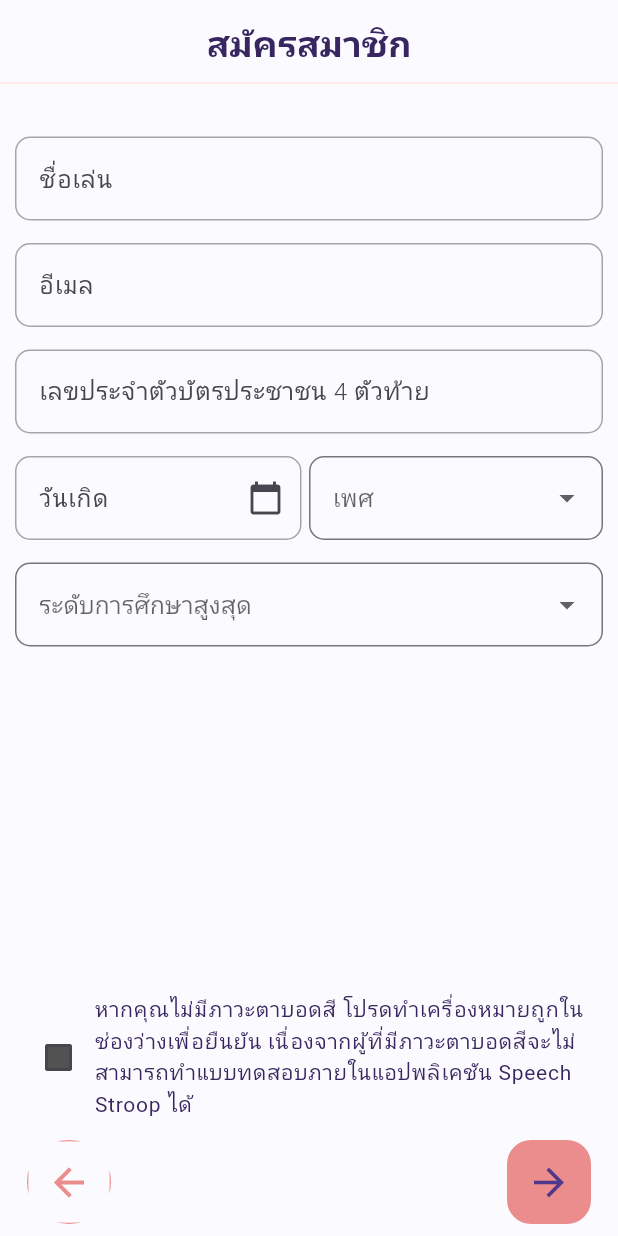
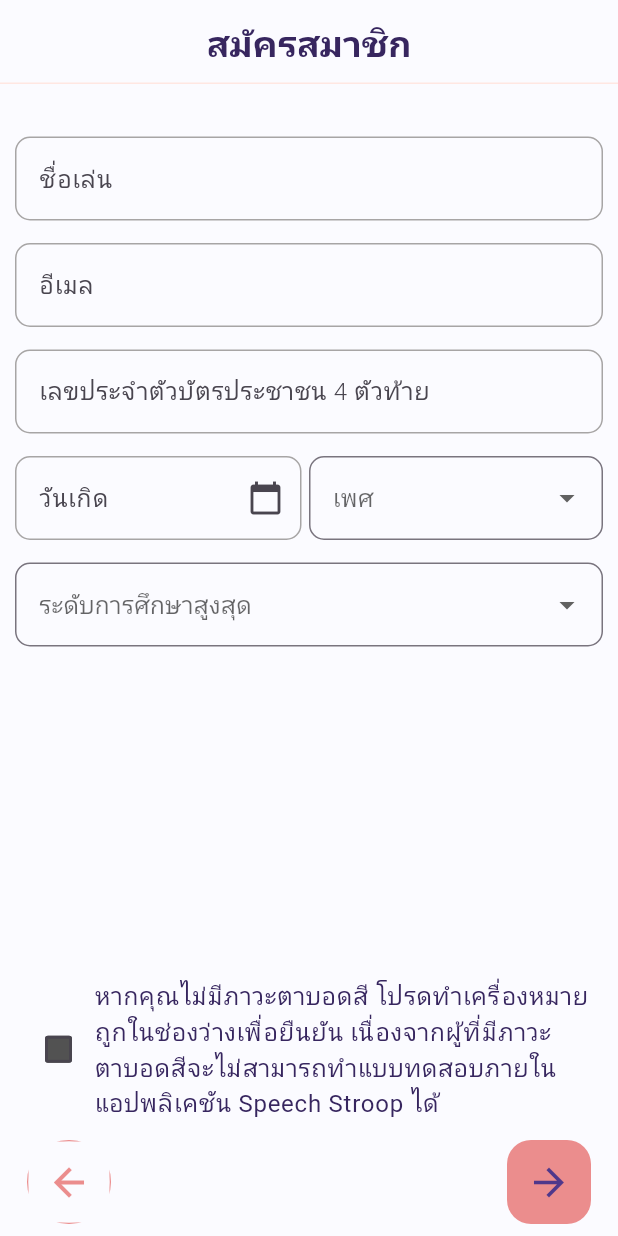
Before and after one commit to anpdgr/SpeechStroop, a Flutter app: the Register2Screen screen opened by its route, on a phone screen of 412 x 824 dp. Run offline on Flutter 3.47's test engine with Material 2 defaults, Android fonts, the light colour scheme and no system bars; our stand-ins replace animated_text_kit, avatar_glow, speech_to_text, tuple; missing offline and left inert: buddhist_datetime_dateformat, mongo_dart; accounts and stored records are empty; Roboto replaces fonts that are missing (BaiJamjuree).

Commit message:
fix(register): increase font size of check box

```diff
--- a/speech_stroop/lib/screens/auth/register2.dart
+++ b/speech_stroop/lib/screens/auth/register2.dart
@@ -409,7 +409,7 @@ class _Register2ScreenState extends State<Register2Screen> {
                             child: Text(
                               """หากคุณไม่มีภาวะตาบอดสี โปรดทำเครื่องหมายถูกในช่องว่างเพื่อยืนยัน เนื่องจากผู้ที่มีภาวะตาบอดสีจะไม่สามารถทำแบบทดสอบภายในแอปพลิเคชัน Speech Stroop ได้""",
                               style:
-                                  TextStyle(fontSize: 14, letterSpacing: 0.5),
+                                  TextStyle(fontSize: 16, letterSpacing: 0.5),
                             ),
                           ),
                         ],
--- a/speech_stroop/lib/screens/auth/terms_conditions.dart
+++ b/speech_stroop/lib/screens/auth/terms_conditions.dart
@@ -143,7 +143,7 @@ class _TermsConditionsScreenWidgetState extends State<TermsConditionsScreen> {
                         const Flexible(
                           child: Text(
                             """ข้าพเจ้าได้อ่านรายละเอียดในเอกสารนี้และเข้าใจครบถ้วนแล้วและขอเข้าร่วม โครงการวิจัย เรื่อง Speech Stroop Test แอปพลิเคชันเพื่อบ่งชี้ถึงภาวะการ ทำงานของสมองที่เสื่อมถอยลงที่มีความสัมพันธ์กับอายุสำหรับผู้สูงอายุในประเทศไทย""",
-                            style: TextStyle(fontSize: 11, letterSpacing: 0.5),
+                            style: TextStyle(fontSize: 16, letterSpacing: 0.5),
                           ),
                         ),
                       ],
```
